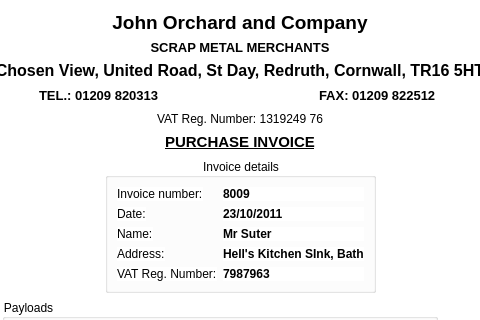
Qt form main_program/gui_interface_designs/invoice_review_dialog_design.ui (yimenhfeifei/josm-invoice) before a commit; both pictures show x 207 to 687 and y 0 to 320 of the 894 by 752 pixel window.
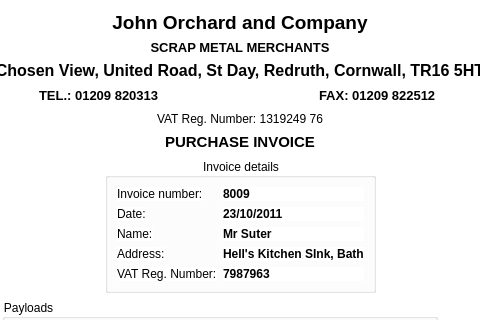
The same form after that commit.

```diff
--- a/main_program/gui_interface_designs/invoice_review_dialog_design.ui
+++ b/main_program/gui_interface_designs/invoice_review_dialog_design.ui
@@ -188,7 +188,7 @@
 &lt;html&gt;&lt;head&gt;&lt;meta name=&quot;qrichtext&quot; content=&quot;1&quot; /&gt;&lt;style type=&quot;text/css&quot;&gt;
 p, li { white-space: pre-wrap; }
 &lt;/style&gt;&lt;/head&gt;&lt;body style=&quot; font-family:'Sans Serif'; font-size:9pt; font-weight:400; font-style:normal;&quot;&gt;
-&lt;p style=&quot; margin-top:0px; margin-bottom:0px; margin-left:0px; margin-right:0px; -qt-block-indent:0; text-indent:0px;&quot;&gt;&lt;span style=&quot; font-size:11pt; font-weight:600; text-decoration: underline;&quot;&gt;PURCHASE INVOICE&lt;/span&gt;&lt;/p&gt;&lt;/body&gt;&lt;/html&gt;</string>
+&lt;p style=&quot; margin-top:0px; margin-bottom:0px; margin-left:0px; margin-right:0px; -qt-block-indent:0; text-indent:0px;&quot;&gt;&lt;span style=&quot; font-size:11pt; font-weight:600;&quot;&gt;PURCHASE INVOICE&lt;/span&gt;&lt;/p&gt;&lt;/body&gt;&lt;/html&gt;</string>
        </property>
        <property name="alignment">
         <set>Qt::AlignCenter</set>
```
